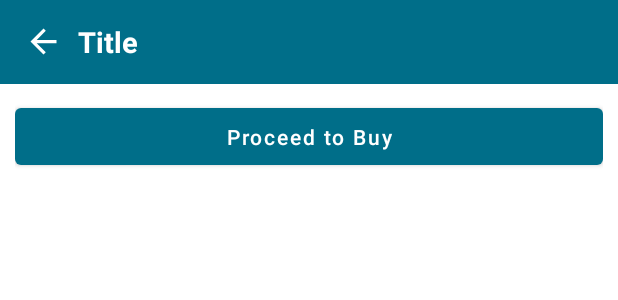
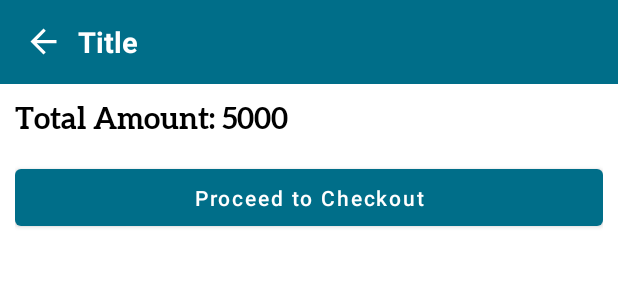
Before and after one commit to indevconsultancy/Claavia, an Android app: the layout fragment_cart.xml on its own in the app's theme, with its tools: preview values and no code run, on a phone screen of 412 x 824 dp. Shown: the top 300 px of the screen. Run offline under Robolectric (Android 15) with nearby library versions, the phone set to English and light mode, and no system bars.

Commit message:
Cart work locally Complete

```diff
--- a/app/src/main/java/com/indev/claraa/adapter/ProductMasterAdapter.kt
+++ b/app/src/main/java/com/indev/claraa/adapter/ProductMasterAdapter.kt
@@ -34,6 +34,7 @@ class ProductMasterAdapter(private val context: Context, var productMasterModelA
         Glide.with(context).load(ClientApi.BASE_IMAGE_URL +currentItem.product_img1).into(holder.imageProduct)
         holder.cardView.setOnClickListener{
             replaceFregment(ProductDetails())
+            productId= currentItem.product_id
         }
 
     }
@@ -66,4 +67,8 @@ class ProductMasterAdapter(private val context: Context, var productMasterModelA
         }
     }
 
+    companion object{
+        var productId= "0.90"
+    }
+
 }
--- a/app/src/main/java/com/indev/claraa/fragment/Cart.kt
+++ b/app/src/main/java/com/indev/claraa/fragment/Cart.kt
@@ -60,12 +60,16 @@ class Cart : Fragment(), ClickLinstener {
     }
 
 
+
+
     private fun recycleViewList() {
         binding.rvOrder.apply {
             setHasFixedSize(true)
             binding.rvOrder.layoutManager = LinearLayoutManager(context)
             adapter= cartAdapter
         }
+        binding.totalAmount.text = "SubTotal ₹\u200E" + CartAdapter.totalAmount.toString()
+
     }
 
     private fun replaceFregment(fragment : Fragment) {
--- a/app/src/main/java/com/indev/claraa/fragment/ProductDetails.kt
+++ b/app/src/main/java/com/indev/claraa/fragment/ProductDetails.kt
@@ -118,9 +118,7 @@ class ProductDetails : Fragment(), ClickLinstener {
     }
 
     companion object{
-
-        var selectedValue="Claraa Fresh Flo"
-        var rangeValue="-0.5"
+         var rangeValue = PowerRangeAdapter.productRange
     }
 
     private fun recycleViewPowerrangeList() {
--- a/app/src/main/res/layout/custom_cart.xml
+++ b/app/src/main/res/layout/custom_cart.xml
@@ -57,6 +57,7 @@
                             android:text="Claraa Fresh Flo Lens"
                             android:layout_gravity="center_vertical"
                             android:textColor="@color/bs_blue"
+                            android:maxLines="2"
                             android:textSize="16dp"
                             android:textStyle="bold"/>
 
--- a/app/src/main/res/layout/fragment_cart.xml
+++ b/app/src/main/res/layout/fragment_cart.xml
@@ -38,13 +38,24 @@ xmlns:app="http://schemas.android.com/apk/res-auto">
             android:layout_marginHorizontal="10dp"
             android:orientation="vertical">
 
+            <TextView
+                android:id="@+id/totalAmount"
+                android:layout_width="match_parent"
+                android:layout_height="wrap_content"
+                android:fontFamily="@font/aleobold"
+                android:gravity="center_vertical"
+                android:text="Total Amount: 5000"
+                android:textColor="@color/black"
+                android:textSize="20dp" />
+
         <Button
+            android:layout_marginTop="@dimen/_10sdp"
             android:layout_width="match_parent"
             android:layout_height="50dp"
             android:onClick="@{() ->cartVM.btnBuy()}"
             android:textColor="@color/white"
             android:textAllCaps="false"
-            android:text="Proceed to Buy"/>
+            android:text="Proceed to Checkout"/>
 
         <androidx.recyclerview.widget.RecyclerView
             android:id="@+id/rv_order"
```
Also changed, not shown: app/src/main/java/com/indev/claraa/adapter/CartAdapter.kt (+24 -10 lines), app/src/main/java/com/indev/claraa/adapter/PowerRangeAdapter.kt (+6 -1 lines), app/src/main/java/com/indev/claraa/dao/ClaraaDao.kt (+9 -2 lines), app/src/main/java/com/indev/claraa/fragment/Home.kt (+0 -9 lines), app/src/main/java/com/indev/claraa/repository/ProductRepository.kt (+9 -2 lines), app/src/main/java/com/indev/claraa/viewmodel/ProductDetailViewModel.kt (+42 -6 lines).
